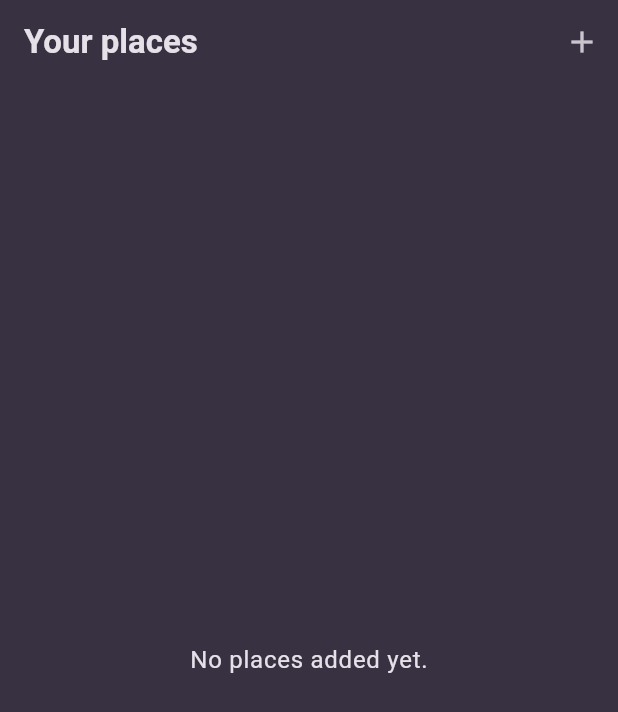
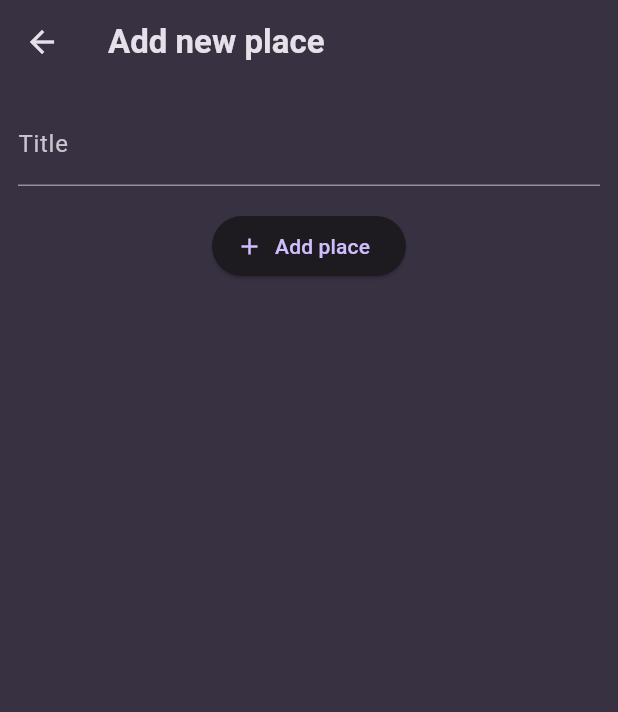
Before and after one commit to DejanJovovic/FavoritePlaces, a Flutter app: the screen it shows after launch, after a tap on the "add" icon, on a phone screen of 412 x 824 dp. Shown: the top 712 px of the screen. Run offline on Flutter 3.47's test engine with Material 3 defaults, Android fonts, the phone set to English and light mode, and no system bars; our stand-ins replace google_fonts.

Commit message:
added add_place screen

```diff
--- a/favorite_places/lib/screens/add_place.dart
+++ b/favorite_places/lib/screens/add_place.dart
@@ -0,0 +1,51 @@
+import 'package:flutter/material.dart';
+
+class AddPlaceScreen extends StatefulWidget {
+  const AddPlaceScreen({super.key});
+
+  @override
+  State<AddPlaceScreen> createState() {
+    return _AddPlaceScreenState();
+  }
+}
+
+class _AddPlaceScreenState extends State<AddPlaceScreen> {
+  final _titleController = TextEditingController();
+
+  @override
+  void dispose() {
+    _titleController.dispose();
+    super.dispose();
+  }
+
+  @override
+  Widget build(BuildContext context) {
+    return Scaffold(
+      appBar: AppBar(
+        title: const Text('Add new place'),
+      ),
+      body: SingleChildScrollView(
+        padding: const EdgeInsets.all(12),
+        child: Column(
+          children: [
+            TextField(
+              decoration: const InputDecoration(labelText: 'Title'),
+              controller: _titleController,
+              style: TextStyle(
+                color: Theme.of(context).colorScheme.onSurface,
+              ),
+            ),
+            const SizedBox(
+              height: 16,
+            ),
+            ElevatedButton.icon(
+              onPressed: () {},
+              icon: const Icon(Icons.add),
+              label: const Text('Add place'),
+            ),
+          ],
+        ),
+      ),
+    );
+  }
+}
--- a/favorite_places/lib/screens/places.dart
+++ b/favorite_places/lib/screens/places.dart
@@ -1,10 +1,9 @@
+import 'package:favorite_places/screens/add_place.dart';
 import 'package:favorite_places/widgets/places_list.dart';
 import 'package:flutter/material.dart';
 
 class PlacesScreen extends StatelessWidget {
-
   const PlacesScreen({super.key});
-
 
   @override
   Widget build(BuildContext context) {
@@ -13,14 +12,20 @@ class PlacesScreen extends StatelessWidget {
         title: const Text('Your places'),
         actions: [
           IconButton(
-            onPressed: (){},
+            onPressed: () {
+              Navigator.of(context).push(
+                MaterialPageRoute(
+                  builder: (ctx) => const AddPlaceScreen(),
+                ),
+              );
+            },
             icon: const Icon(Icons.add),
-            ),
+          ),
         ],
       ),
       body: PlacesList(
         places: [],
-        ),
+      ),
     );
   }
 }
```
